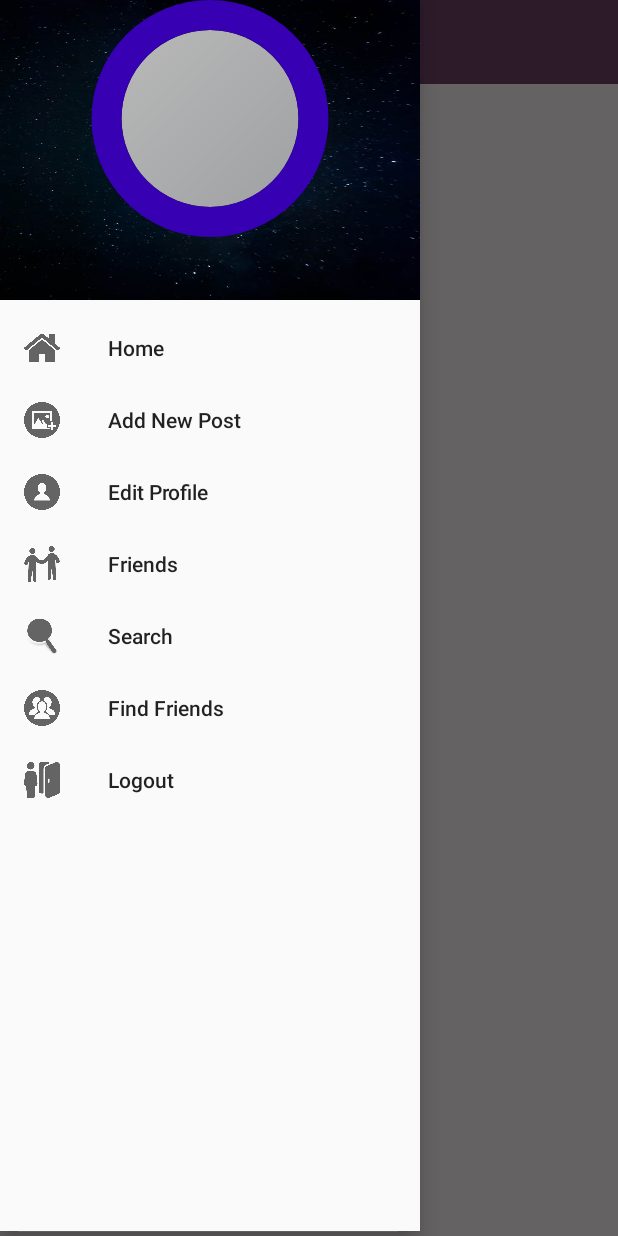
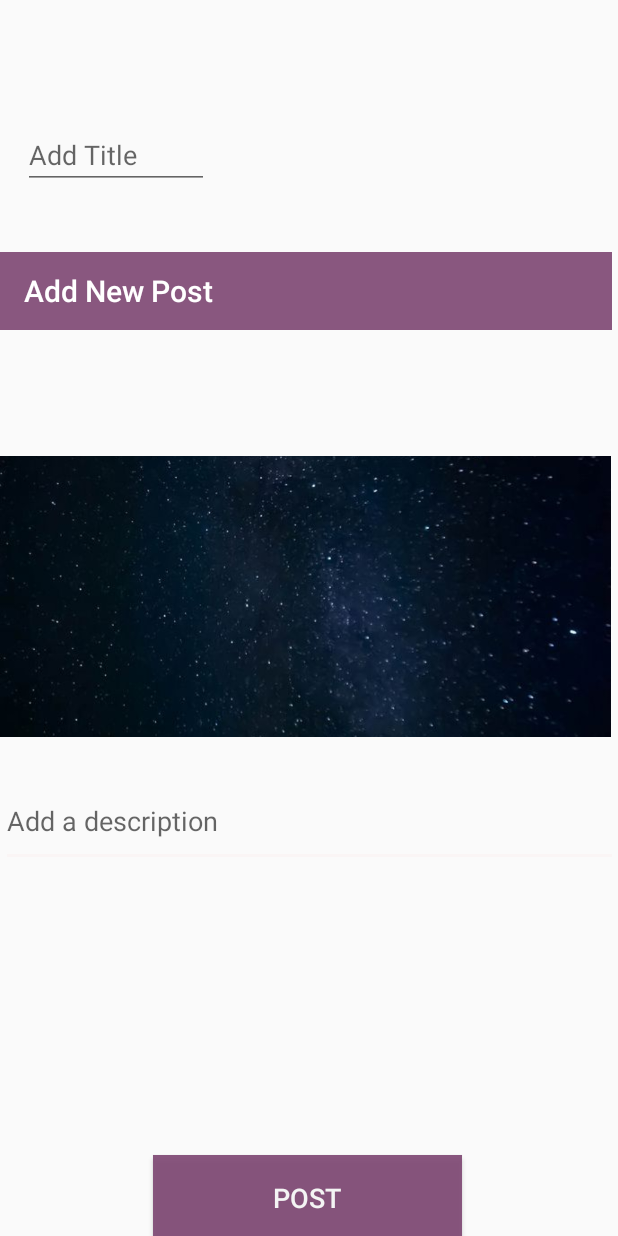
Before and after one commit to MARIAISLAMROTHNA/PostDaily, an Android app: the MainActivity screen opened directly, with no data from a screen before it, after a tap on "Add New Post", on a phone screen of 412 x 824 dp. Run offline under Robolectric (Android 15) with nearby library versions, the light colour scheme and no system bars; our stand-ins replace Firebase (no records; nobody signed in at launch, a user with empty details on screens opened directly); 2 other taps on this screen came first.

Commit message:
Publish Post

```diff
--- a/app/src/main/java/com/example/postdaily/MainActivity.java
+++ b/app/src/main/java/com/example/postdaily/MainActivity.java
@@ -2,17 +2,15 @@
 import androidx.annotation.NonNull;
 import androidx.appcompat.app.ActionBarDrawerToggle;
 import androidx.appcompat.app.AppCompatActivity;
-import androidx.appcompat.widget.SwitchCompat;
 import androidx.appcompat.widget.Toolbar;
 import androidx.drawerlayout.widget.DrawerLayout;
 import androidx.recyclerview.widget.RecyclerView;
-
 import android.content.Intent;
 import android.os.Bundle;
 import android.view.MenuItem;
 import android.view.View;
+import android.widget.Button;
 import android.widget.Toast;
-
 import com.google.android.material.navigation.NavigationView;
 import com.google.firebase.auth.FirebaseAuth;
 import com.google.firebase.auth.FirebaseUser;
@@ -31,6 +29,7 @@
     private DrawerLayout drawerLayout;
     private RecyclerView postList;
     private Toolbar mToolbar;
+    private Button addPostBtn;
 
 
 
@@ -88,10 +87,12 @@
            Toast.makeText(MainActivity.this,"HomeChecked",Toast.LENGTH_LONG).show();
            break;
        case R.id.nav_profile:
-           Toast.makeText(MainActivity.this,"profileChecked",Toast.LENGTH_LONG).show();
+           Intent newPostIntent=new Intent(MainActivity.this, UserProfileActivity.class);
+           startActivity(newPostIntent);
            break;
        case R.id.nav_post:
-           Toast.makeText(MainActivity.this,"Add A Post Checked",Toast.LENGTH_LONG).show();
+           Intent profileIntent=new Intent(MainActivity.this, NewPostActivity.class);
+           startActivity(profileIntent);
            break;
        case R.id.nav_friends:
            Toast.makeText(MainActivity.this,"FriendsChecked",Toast.LENGTH_LONG).show();
@@ -100,7 +101,8 @@
            Toast.makeText(MainActivity.this,"Find Friends",Toast.LENGTH_LONG).show();
            break;
        case R.id.nav_logout:
-           Toast.makeText(MainActivity.this,"Logout",Toast.LENGTH_LONG).show();
+           mAuth.signOut();
+           SendUserToLoginActivity();
            break;
 
 
--- a/app/src/main/java/com/example/postdaily/UserProfileActivity.java
+++ b/app/src/main/java/com/example/postdaily/UserProfileActivity.java
@@ -50,7 +50,6 @@
     private Toolbar mToolbar;
 
 
-
     @Override
     protected void onCreate(Bundle savedInstanceState) {
         super.onCreate(savedInstanceState);
@@ -60,6 +59,7 @@
         currentUserID=mAuth.getCurrentUser().getUid();
         RootRef= FirebaseDatabase.getInstance().getReference();
         UserProfileImageRef = FirebaseStorage.getInstance().getReference().child("Profile Images");
+
         InitializeFields();
 
         userName.setVisibility(View.INVISIBLE);
@@ -180,7 +180,7 @@
         }
         else
         {
-            HashMap<String,Object> profileMap=new HashMap<>();
+            HashMap<String,Object>profileMap=new HashMap<>();
             profileMap.put("uid",currentUserID);
             profileMap.put("name",setUserName);
             profileMap.put("status",setStatus);
--- /dev/null
+++ b/app/src/main/res/layout/activity_new_post.xml
@@ -0,0 +1,79 @@
+<?xml version="1.0" encoding="utf-8"?>
+<androidx.constraintlayout.widget.ConstraintLayout xmlns:android="http://schemas.android.com/apk/res/android"
+    xmlns:app="http://schemas.android.com/apk/res-auto"
+    xmlns:tools="http://schemas.android.com/tools"
+    android:layout_width="match_parent"
+    android:layout_height="match_parent"
+    tools:context=".NewPostActivity">
+
+    <androidx.appcompat.widget.Toolbar
+        android:id="@+id/new_post_toolbar"
+        android:layout_width="408dp"
+        android:layout_height="52dp"
+        android:layout_marginBottom="604dp"
+        android:background="#EE814B76"
+        android:theme="@style/ThemeOverlay.AppCompat.Dark.ActionBar"
+        app:layout_constraintBottom_toBottomOf="parent"
+        app:layout_constraintEnd_toEndOf="parent"
+        app:layout_constraintHorizontal_bias="0.0"
+        app:layout_constraintStart_toStartOf="parent" />
+
+    <ImageView
+        android:id="@+id/new_post_image"
+        android:layout_width="407dp"
+        android:layout_height="187dp"
+        android:layout_marginTop="84dp"
+        android:scaleType="centerCrop"
+        android:src="@drawable/header"
+        app:layout_constraintEnd_toEndOf="parent"
+        app:layout_constraintHorizontal_bias="0.0"
+        app:layout_constraintStart_toStartOf="parent"
+        app:layout_constraintTop_toBottomOf="@+id/new_post_toolbar" />
+
+    <EditText
+        android:id="@+id/addDescriptionEt"
+        android:layout_width="411dp"
+        android:layout_height="61dp"
+        android:ems="10"
+        android:hint="@string/post_des_hint"
+        android:inputType="textMultiLine"
+        app:layout_constraintBottom_toBottomOf="parent"
+        app:layout_constraintEnd_toEndOf="parent"
+        app:layout_constraintHorizontal_bias="1.0"
+        app:layout_constraintStart_toStartOf="parent"
+        app:layout_constraintTop_toBottomOf="@+id/new_post_image"
+        app:layout_constraintVertical_bias="0.093" />
+
+    <Button
+        android:id="@+id/post_btn"
+        android:layout_width="206dp"
+        android:layout_height="54dp"
+        android:layout_marginTop="16dp"
+        android:background="#EE814B76"
+        android:padding="16dp"
+        android:text="@string/new_post_btn_hint"
+        android:textColor="#F4F4F4"
+        android:textColorHint="#FFFFFF"
+        android:textSize="18sp"
+        app:layout_constraintBottom_toBottomOf="parent"
+        app:layout_constraintEnd_toEndOf="parent"
+        app:layout_constraintHorizontal_bias="0.496"
+        app:layout_constraintStart_toStartOf="parent"
+        app:layout_constraintTop_toBottomOf="@+id/addDescription"
+        app:layout_constraintVertical_bias="0.193" />
+
+    <EditText
+        android:id="@+id/titlET"
+        android:layout_width="124dp"
+        android:layout_height="45dp"
+        android:ems="10"
+        android:hint="Add Title"
+        android:inputType="text"
+        app:layout_constraintBottom_toBottomOf="parent"
+        app:layout_constraintEnd_toEndOf="parent"
+        app:layout_constraintHorizontal_bias="0.053"
+        app:layout_constraintStart_toStartOf="parent"
+        app:layout_constraintTop_toTopOf="parent"
+        app:layout_constraintVertical_bias="0.104" />
+
+</androidx.constraintlayout.widget.ConstraintLayout>
--- a/app/src/main/res/values/colors.xml
+++ b/app/src/main/res/values/colors.xml
@@ -1,6 +1,6 @@
 <?xml version="1.0" encoding="utf-8"?>
 <resources>
-    <color name="colorPrimary">#25001D</color>
+    <color name="colorPrimary">#DC9ACD</color>
     <color name="colorPrimaryDark">#704467</color>
     <color name="colorAccent">#FAF5F5</color>
 
--- a/app/src/main/res/values/strings.xml
+++ b/app/src/main/res/values/strings.xml
@@ -2,4 +2,6 @@
     <string name="app_name">PostDaily</string>
     <string name="drawer_open">Drawer Open</string>
     <string name="drawer_close">Drawer Close</string>
+    <string name="post_des_hint">Add a description</string>
+    <string name="new_post_btn_hint">Post</string>
 </resources>
--- a/build.gradle
+++ b/build.gradle
@@ -6,7 +6,7 @@
     }
     dependencies {
         classpath "com.android.tools.build:gradle:4.0.1"
-        classpath 'com.google.gms:google-services:4.3.3'
+        classpath 'com.google.gms:google-services:4.3.4'
 
         // NOTE: Do not place your application dependencies here; they belong
         // in the individual module build.gradle files
```
Also changed, not shown: app/src/main/AndroidManifest.xml (+14 -6 lines), app/src/main/java/com/example/postdaily/NewPostActivity.java (added, +397 -0 lines), app/src/main/java/com/example/postdaily/RegisterActivity.java (+22 -0 lines).
